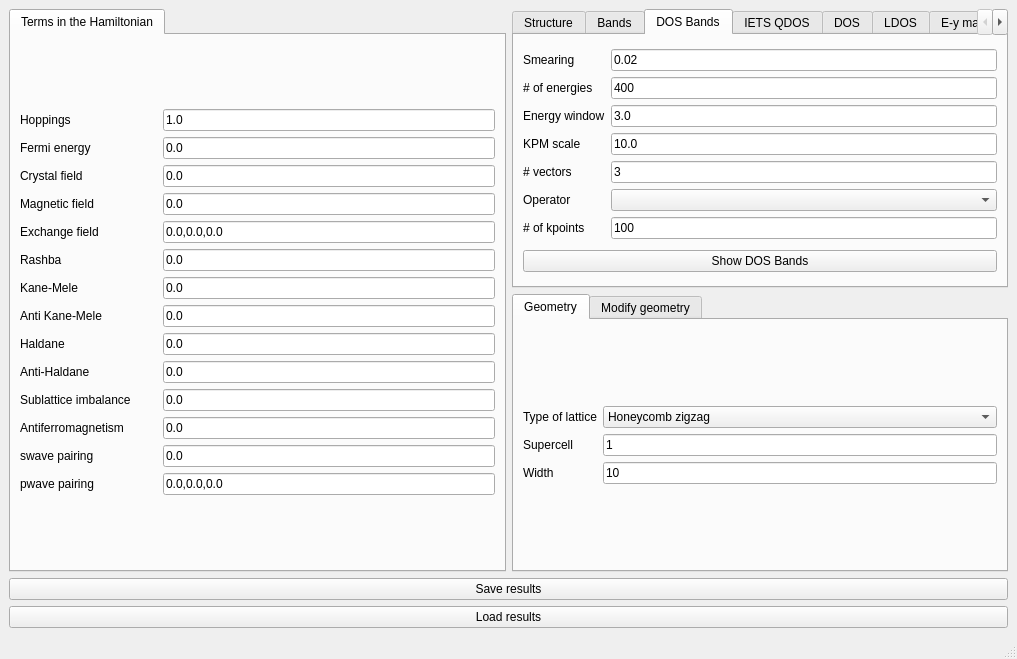
joselado/quantum-lattice, file interface-pyqt/1d/interface.ui: the form before one commit.
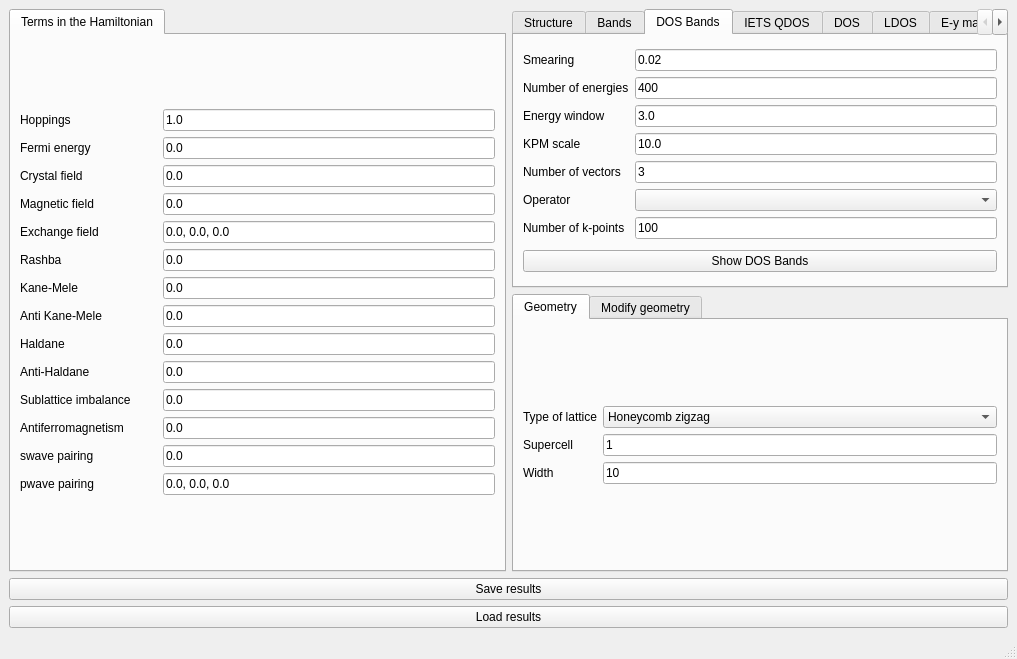
The form after the commit. The open tabs and pages were chosen to show the change. Custom widgets are drawn as their Qt base class.

```diff
--- a/interface-pyqt/1d/interface.ui
+++ b/interface-pyqt/1d/interface.ui
@@ -79,14 +79,14 @@
           <item row="4" column="2">
            <widget class="LineEdit" name="exchange">
             <property name="text">
-             <string>0.0,0.0,0.0</string>
+             <string>0.0, 0.0, 0.0</string>
             </property>
            </widget>
           </item>
           <item row="13" column="2">
            <widget class="LineEdit" name="pwave">
             <property name="text">
-             <string>0.0,0.0,0.0</string>
+             <string>0.0, 0.0, 0.0</string>
             </property>
            </widget>
           </item>
@@ -631,7 +631,7 @@
           <item row="4" column="0">
            <widget class="BodyLabel" name="label_31">
             <property name="text">
-             <string># vectors</string>
+             <string>Number of vectors</string>
             </property>
            </widget>
           </item>
@@ -666,7 +666,7 @@
           <item row="1" column="0">
            <widget class="BodyLabel" name="label_28">
             <property name="text">
-             <string># of energies</string>
+             <string>Number of energies</string>
             </property>
            </widget>
           </item>
@@ -711,7 +711,7 @@
           <item row="6" column="0">
            <widget class="BodyLabel" name="label_nk_kbands">
             <property name="text">
-             <string># of kpoints</string>
+             <string>Number of k-points</string>
             </property>
            </widget>
           </item>
```
Left out of the diff: 18 changed lines with no effect on the pictures.
